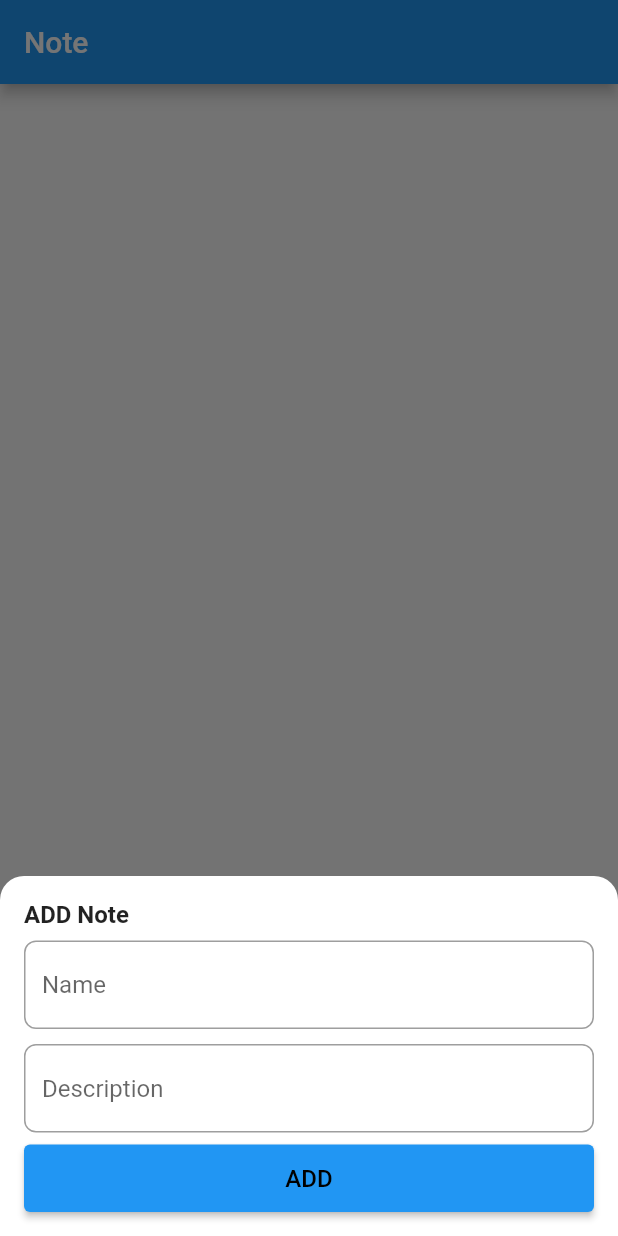
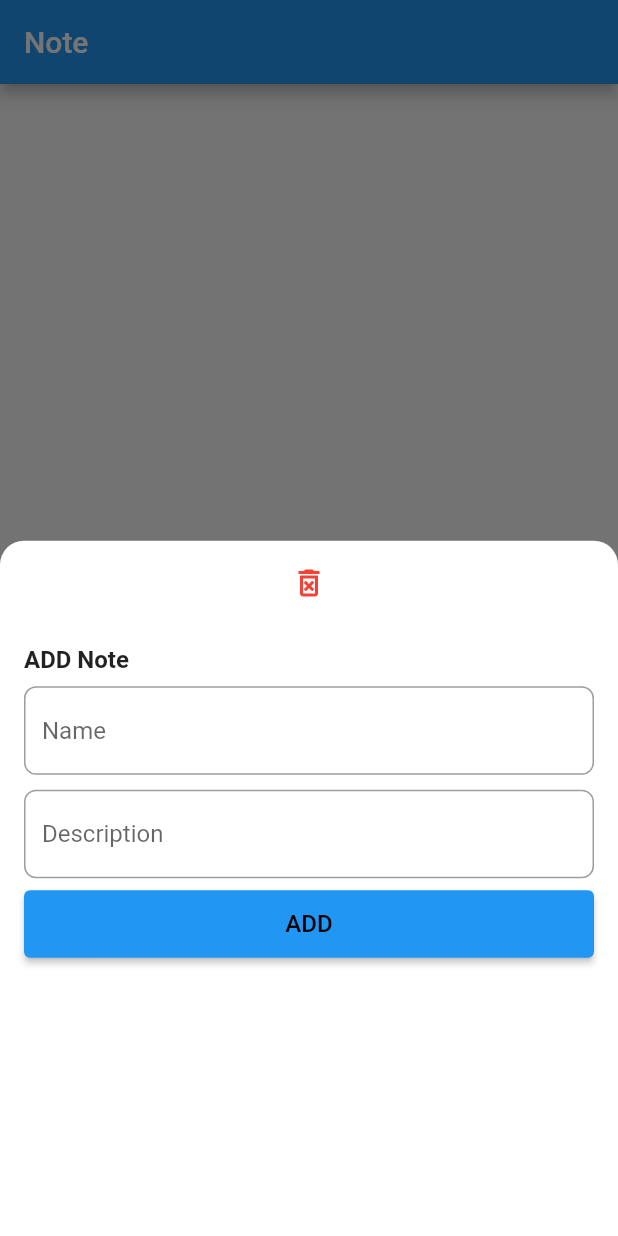
Before and after one commit to neco3coffee/flutter_tinder_learn, a Flutter app: the screen it shows after launch, after a tap on the "add" icon, on a phone screen of 412 x 824 dp. Run offline on Flutter 3.47's test engine with Material 2 defaults, Android fonts, the phone set to English and light mode, and no system bars; our stand-ins replace cloud_firestore, firebase_core, get; accounts and stored records are empty.

Commit message:
[Add] note/ delete function  #18

```diff
--- a/lib/main.dart
+++ b/lib/main.dart
@@ -610,7 +610,26 @@ class NotePage extends GetView<NoteController> {
         child: Padding(
           padding:
               const EdgeInsets.only(left: 16, right: 16, top: 16, bottom: 16),
-          child: Form(
+          child: Column(
+            children: [
+              // IconButton(
+              //   onPressed: displayDeleteDialog(docId!),
+              //   icon: Icon(
+              //     Icons.delete_forever,
+              //     color: Colors.red,
+              //   ),
+              // ),
+              GestureDetector(
+                  onTap: () {
+                    Get.back();
+                    displayDeleteDialog(docId!);
+                  },
+                  child: Icon(
+                    Icons.delete_forever_outlined,
+                    color: Colors.red,
+                  )),
+              SizedBox(height: 30),
+              Form(
                 key: controller.formKey,
                 autovalidateMode: AutovalidateMode.onUserInteraction,
                 child: SingleChildScrollView(
@@ -619,7 +638,8 @@ class NotePage extends GetView<NoteController> {
                     children: [
                       Text(
                         '${text} Note',
-                    style: TextStyle(fontSize: 16, fontWeight: FontWeight.bold),
+                        style: TextStyle(
+                            fontSize: 16, fontWeight: FontWeight.bold),
                       ),
                       SizedBox(
                         height: 8,
@@ -676,12 +696,14 @@ class NotePage extends GetView<NoteController> {
                   ),
                 ),
               ),
+            ],
+          ),
         ),
       ),
     );
   }
 
-  displayDeleteDialog(String docId) {
+  displayDeleteDialog(String? docId) {
     Get.defaultDialog(
       title: "Delete Employee",
       titleStyle: TextStyle(fontSize: 20),
@@ -691,7 +713,7 @@ class NotePage extends GetView<NoteController> {
       confirmTextColor: Colors.black,
       onCancel: () {},
       onConfirm: () {
-        controller.deleteData(docId);
+        controller.deleteData(docId!);
       },
     );
   }
```
Lines whose indentation alone changed are shown as unchanged.
